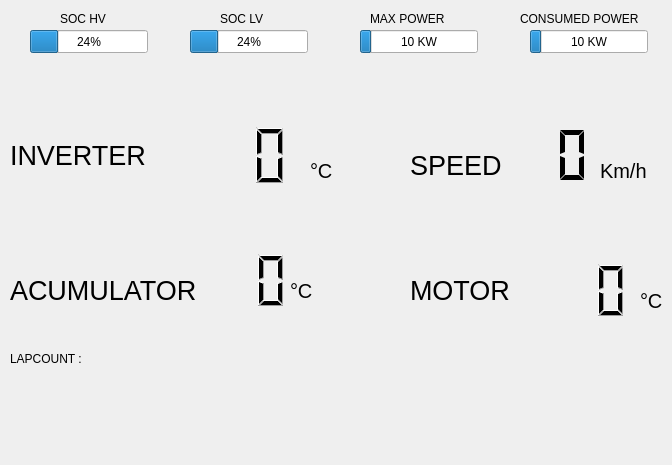
This is src/pilot.ui in FSLART/volante_alpha_qt as Qt 5 draws it before an edit. The edited form follows.
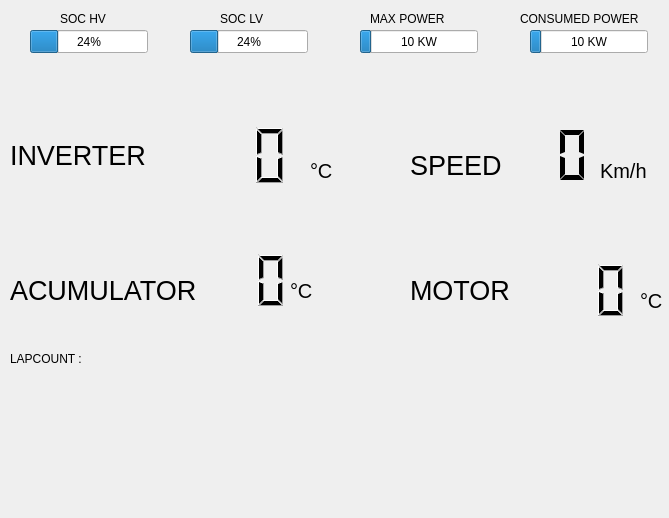
This is the edited form.

Commit message: correct size

```diff
--- a/src/pilot.ui
+++ b/src/pilot.ui
@@ -6,8 +6,8 @@
    <rect>
     <x>0</x>
     <y>0</y>
-    <width>672</width>
-    <height>465</height>
+    <width>669</width>
+    <height>518</height>
    </rect>
   </property>
   <property name="windowTitle">
```
